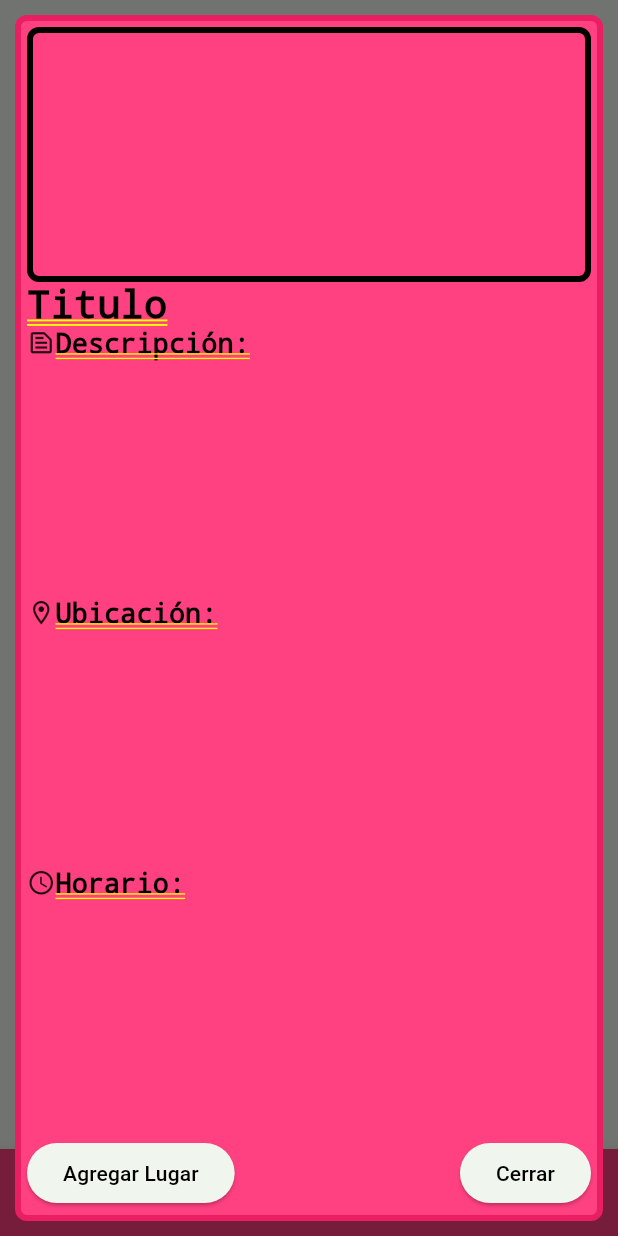
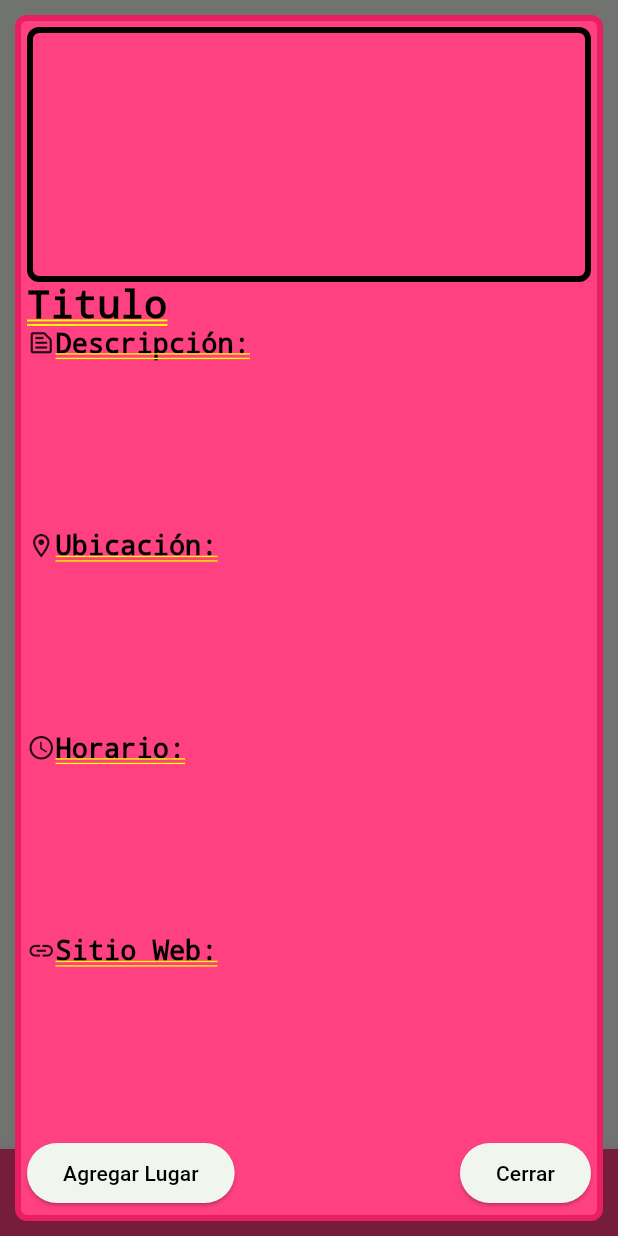
Before and after one commit to PapiTorrente/ProgramacionMovil, a Flutter app: the screen it shows after launch, after a tap on "Más", on a phone screen of 412 x 824 dp. Run offline on Flutter 3.47's test engine with Material 3 defaults, Android fonts, the phone set to English and light mode, and no system bars.

```diff
--- a/lib/pantallas/main.dart
+++ b/lib/main.dart
@@ -34,6 +34,7 @@ class _pPrincipalState extends State<pPrincipal> { //Con barra baja es una varia
   final PageController _controladorPagina = PageController(initialPage: 0); //Controlador de la página
   List<Widget> _paginas=[];
 
+  //FUNCIÓN PARA MOSTRAR LA TARJETA GRANDE
   void mostrarTarjetota(int i){
     showDialog(
       builder: (context){
@@ -140,6 +141,30 @@ class _pPrincipalState extends State<pPrincipal> { //Con barra baja es una varia
                                       ),
                                       Text(
                                         "Horario:",
+                                        style: TextStyle(
+                                            fontSize: 18,
+                                            color: Colors.black
+                                        ),
+                                      ),
+                                    ],
+                                  ),
+                                )
+                            )
+                        ),
+
+                        //TEXTO DEL ENLACE WEB
+                        Flexible(
+                            child: Align(
+                                alignment: Alignment.topLeft,
+                                child: Container(
+                                  child: Row(
+                                    children: [
+                                      Icon(
+                                        Icons.link,
+                                        size: 19,
+                                      ),
+                                      Text(
+                                        "Sitio Web:",
                                         style: TextStyle(
                                             fontSize: 18,
                                             color: Colors.black
```
Also changed, not shown: 1 other file.
